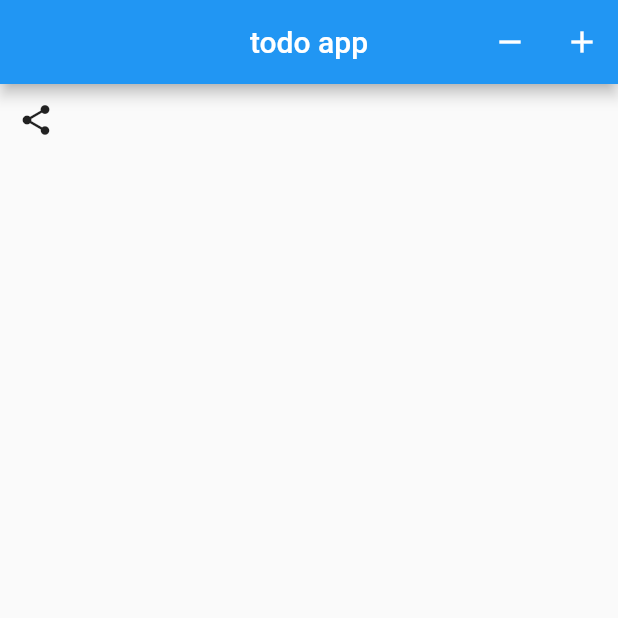
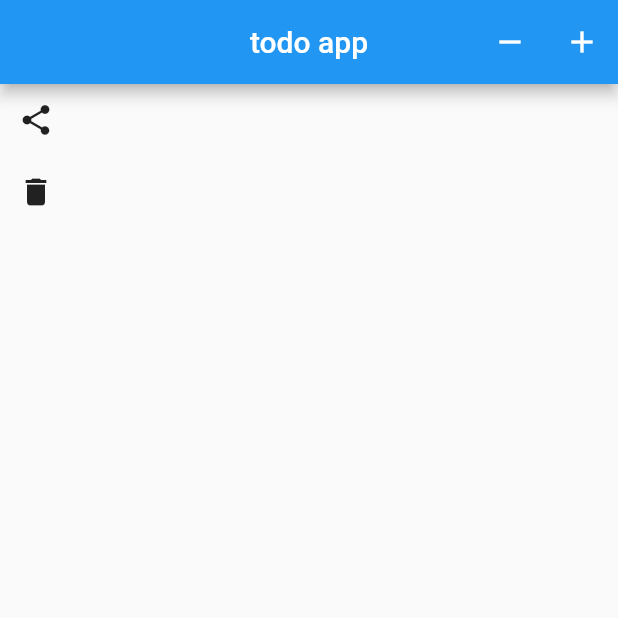
Before and after one commit to Latrevion/u_l_flutter_getx_sqflite, a Flutter app: the screen it shows after launch, after a tap on the "share" icon, on a phone screen of 412 x 824 dp, the top half of it. Run offline on Flutter 3.47's test engine with Material 2 defaults, Android fonts, the phone set to English and light mode, and no system bars; our stand-ins replace get, sqflite; accounts and stored records are empty.

Commit message:
delete data from database 2

```diff
--- a/lib/controller/controller.dart
+++ b/lib/controller/controller.dart
@@ -25,7 +25,6 @@ class SQLController extends GetxController {
     var databasePath = await getDatabasesPath();
     String path = join(databasePath, 'todo.db');
     await deleteDatabase(path);
-    print('delete deleteTheDatabase');
   }
 
   void openAppDatabase({required String path}) async {
@@ -53,12 +52,8 @@ class SQLController extends GetxController {
     var allData = await database.query('todo');
 
     for (var i in allData) {
-      debugPrint(i.toString());
       list.add(TodoModel.fromJson(i));
     }
-    // debugPrint('list.length.toString');
-    debugPrint(list.length.toString());
-    // debugPrint(list.toString());
     debugPrint(allData.toString());
     update();
   }
@@ -75,7 +70,23 @@ class SQLController extends GetxController {
     getAllData();
   }
 
-  void updateData() {}
+  void updateData() async{
+    var updateData = await database.update('todo',{
+      'title': 'play',
+      'description': 'go football',
+      'time': '12',
+      "favorite": 1,
+      "completed": 1
+    },
+    where: 'id=${1}',
+    );
+    debugPrint('update item $updateData');
+    getAllData();
+  }
 
-  void deleteData() {}
+  void deleteData() async{
+    var deletedItem = await database.delete('todo',where: 'id=${1}');
+    debugPrint('deleted item $deletedItem');
+    getAllData();
+  }
 }
--- a/lib/view/screens/home_screen.dart
+++ b/lib/view/screens/home_screen.dart
@@ -27,9 +27,18 @@ class HomeScreen extends StatelessWidget {
         ],
       ),
       body: Column(
-        children: [IconButton(onPressed: () {
-          controller.updateData();
-        }, icon: const Icon(Icons.share))],
+        children: [
+          IconButton(
+              onPressed: () {
+                controller.updateData();
+              },
+              icon: const Icon(Icons.share)),
+          IconButton(
+              onPressed: () {
+                controller.deleteData();
+              },
+              icon: const Icon(Icons.delete)),
+        ],
       ),
     );
   }
```
